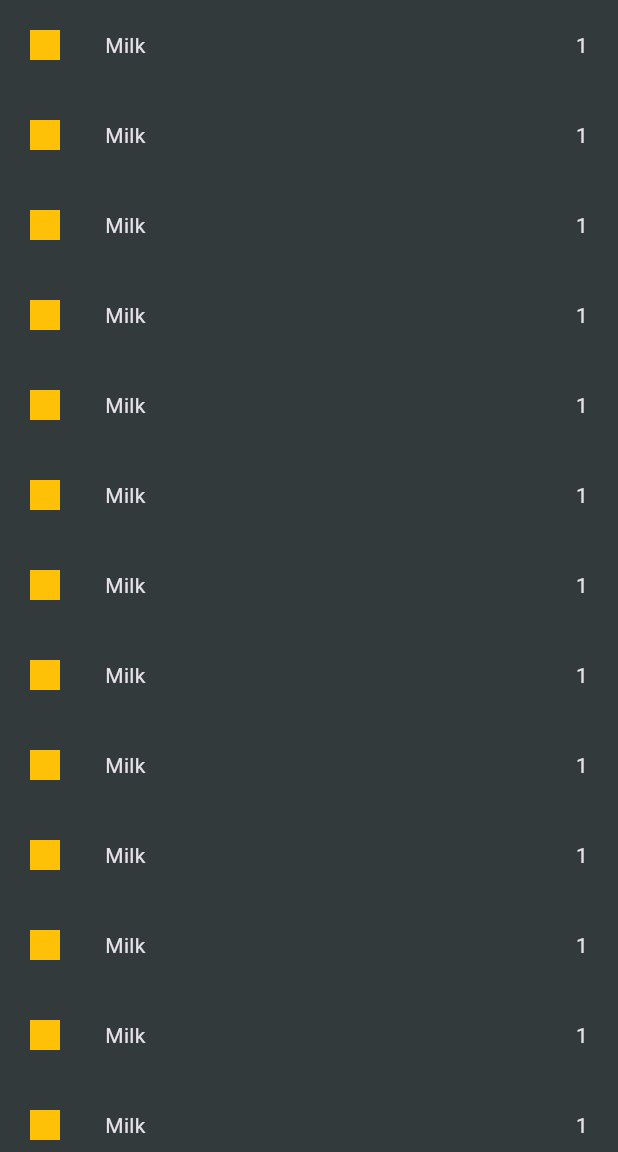
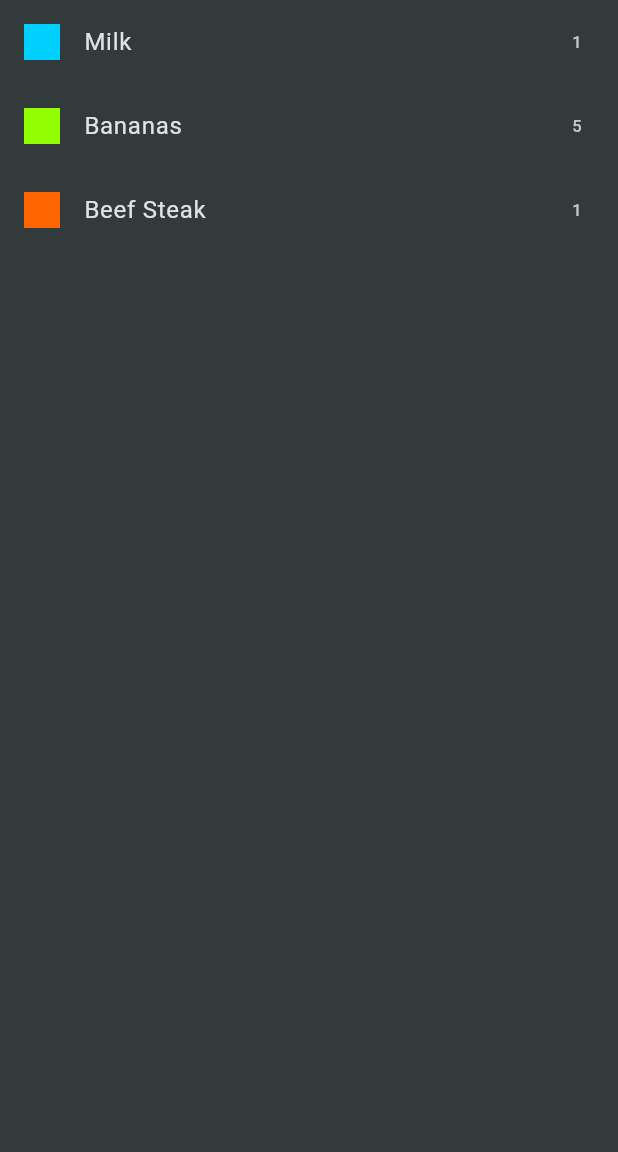
Before and after one commit to turek979/shopping_list, a Flutter app: the screen it shows after launch, on a phone screen of 412 x 824 dp, the part 84-1236 px from its top. Run offline on Flutter 3.47's test engine with Material 3 defaults, Android fonts, the phone set to English and light mode, and no system bars.

Commit message:
display dummy data

```diff
--- a/lib/screens/groceries_screen.dart
+++ b/lib/screens/groceries_screen.dart
@@ -10,29 +10,20 @@ class GroceriesScreen extends StatelessWidget {
       appBar: AppBar(
         title: const Text('Your Groceries'),
       ),
-      body: ListView.builder(itemBuilder: (context, int index) {
-        return const Padding(
-          padding: EdgeInsets.all(20),
-          child: Row(
-            children: [
-              SizedBox(
-                height: 20,
-                width: 20,
-                child: DecoratedBox(
-                  decoration: BoxDecoration(color: Colors.amber),
-                ),
-              ),
-              SizedBox(width: 30),
-              Expanded(
-                child: Text(
-                  'Milk',
-                ),
-              ),
-              Text('1'),
-            ],
+      body: ListView.builder(
+        itemCount: groceryItems.length,
+        itemBuilder: (ctx, index) => ListTile(
+          title: Text(groceryItems[index].name),
+          leading: Container(
+            width: 24,
+            height: 24,
+            color: groceryItems[index].category.color,
           ),
-        );
-      }),
+          trailing: Text(
+            groceryItems[index].quantity.toString(),
+          ),
+        ),
+      ),
     );
   }
 }
```
